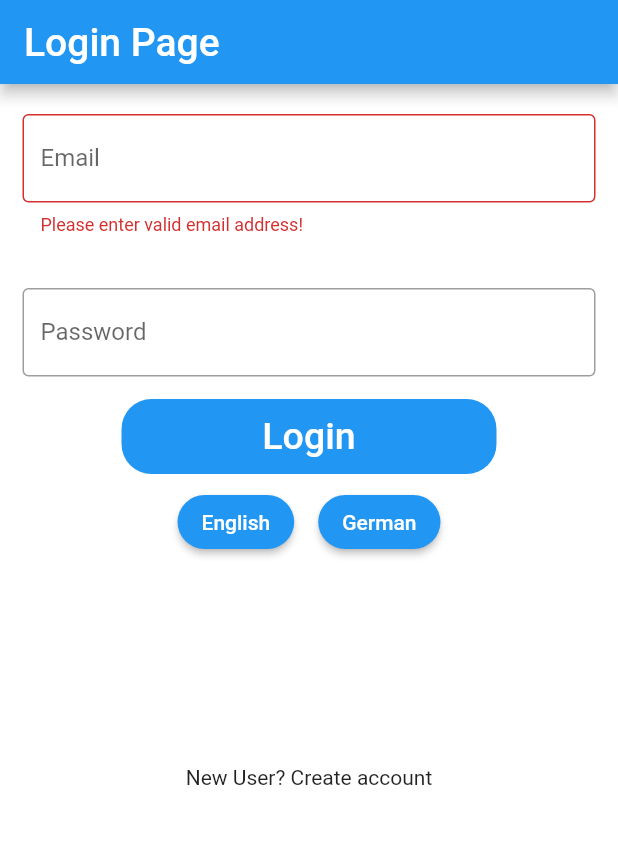
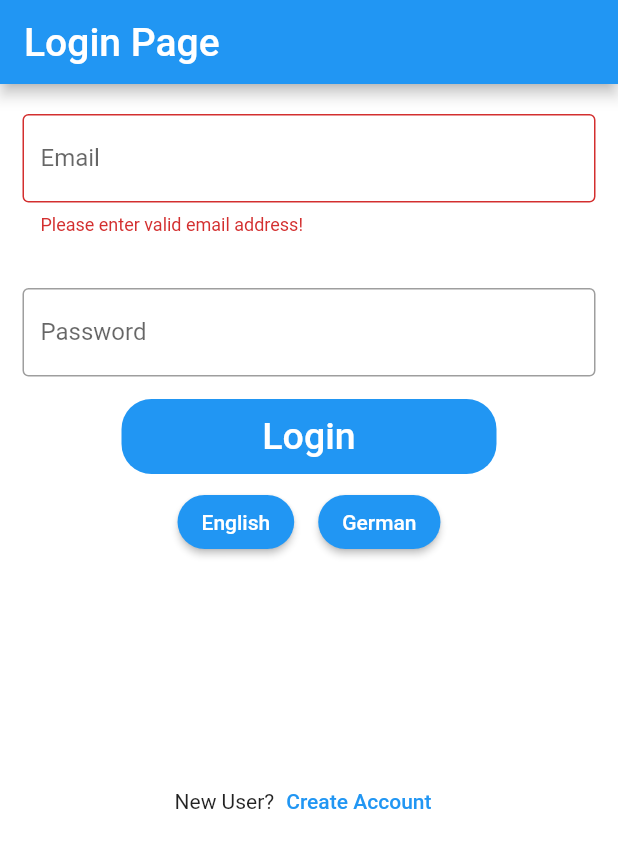
Before and after one commit to Jannes-dev/pruefungsleistung2, a Flutter app: the screen it shows after launch, after a tap on "Login", on a phone screen of 412 x 824 dp. Shown: the top 848 px of the screen. Run offline on Flutter 3.47's test engine with Material 2 defaults, Android fonts, the phone set to English and light mode, and no system bars; our stand-ins replace get.

Commit message:
add Account

```diff
--- a/lib/behavior/coursePlanSystem.dart
+++ b/lib/behavior/coursePlanSystem.dart
@@ -17,9 +17,6 @@ class CoursePlanSystem{
   }
 
   static CoursePlanSystem createCoursePlanSystem(){
-    if(_coursePlanSystem == null){
-      _coursePlanSystem = CoursePlanSystem._CoursePlanSystem();
-    }
     return _coursePlanSystem;
   }
 
--- /dev/null
+++ b/lib/structure/Accounts.dart
@@ -0,0 +1,25 @@
+import 'Account.dart';
+
+class Accounts{
+
+  static Accounts _accounts = Accounts._Accounts();
+
+  static final Map<String, Account> _credentials = {};
+
+  Accounts._Accounts(){
+    addAccount('admin@test.de', 'password', 'admin');
+  }
+
+  static Accounts createAccounts(){
+
+    return _accounts;
+  }
+
+  Map<String, Account> getCredentials(){
+    return _credentials;
+  }
+
+  void addAccount(String userName, String password, String role){
+    _credentials[userName] = Account(userName, password, role);
+  }
+}
--- a/lib/view/login.dart
+++ b/lib/view/login.dart
@@ -1,7 +1,9 @@
 import 'package:flutter/material.dart';
 
 import 'package:get/get.dart';
+import 'package:pruefungsleistung/view/AddAccountView.dart';
 import '../structure/Account.dart';
+import '../structure/Accounts.dart';
 import 'HomePage.dart';
 
 class Login extends StatefulWidget {
@@ -14,10 +16,8 @@ class Login extends StatefulWidget {
 class _LoginState extends State<Login> {
   final formKey = GlobalKey<FormState>();
 
-  Map<String, Account> _credentials = {
-    'admin@test.de': Account('admin@test.de', 'password', 'admin'),
-    'user@test.de': Account('user@test.de', 'password', 'user')
-  };
+
+  Accounts accounts = Accounts.createAccounts();
 
   bool _wrongCredentials = false;
   var _isLogin = true;
@@ -26,6 +26,8 @@ class _LoginState extends State<Login> {
 
   @override
   Widget build(BuildContext context) {
+
+    final Map<String, Account> credentials = accounts.getCredentials();
     return Scaffold(
       backgroundColor: Colors.white,
       appBar: AppBar(
@@ -105,10 +107,10 @@ class _LoginState extends State<Login> {
                     if (isValid!) {
                       formKey.currentState?.save();
 
-                      if (_credentials.containsKey(_userEmail) &&
-                          _credentials[_userEmail]?.password == _userPassword) {
+                      if (credentials.containsKey(_userEmail) &&
+                          credentials[_userEmail]?.password == _userPassword) {
                         Navigator.push(context,
-                            MaterialPageRoute(builder: (_) => HomePage(_credentials[_userEmail]?.role)));
+                            MaterialPageRoute(builder: (_) => HomePage(credentials[_userEmail]?.role)));
                       } else {
                         _wrongCredentials = true;
                         setState(() {});
@@ -159,7 +161,20 @@ class _LoginState extends State<Login> {
               SizedBox(
                 height: 130,
               ),
-              Text('New User? Create account'.tr),
+              Row(
+                mainAxisAlignment: MainAxisAlignment.center,
+                children: [
+                  Text('New User?'.tr),
+                  TextButton(
+                      onPressed: () {
+                        Navigator.push(context,
+                            MaterialPageRoute(builder: (_) => AddAccountView()));
+
+                      },
+                      child: Text('Create Account'.tr)
+                  )
+                ],
+              )
             ],
           ),
         ),
```
Also changed, not shown: lib/structure/Account.dart (+8 -4 lines), lib/view/AddAccountView.dart (added, +149 -0 lines).
